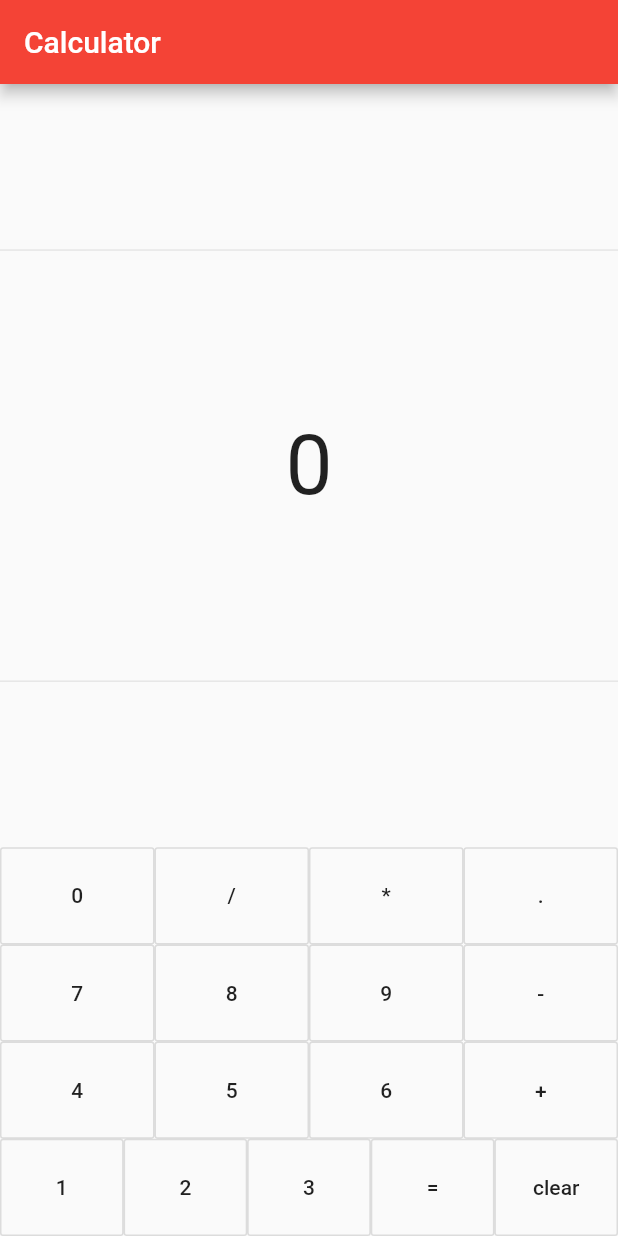
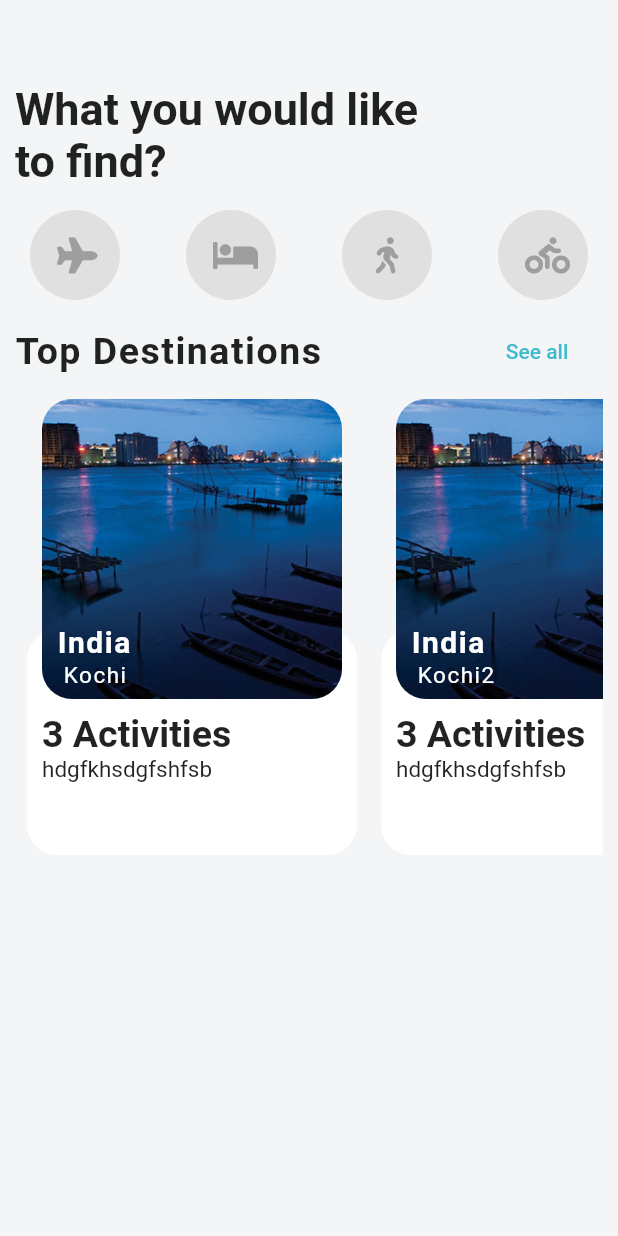
Before and after one commit to killbigger/travelUI, a Flutter app: the screen it shows after launch, on a phone screen of 412 x 824 dp. Run offline on Flutter 3.47's test engine with Material 2 defaults, Android fonts, the phone set to English and light mode, and no system bars; our stand-ins replace font_awesome_flutter.

Commit message:
'first-commit'

```diff
--- /dev/null
+++ b/lib/buildDestination.dart
@@ -0,0 +1,118 @@
+import 'package:flutter/material.dart';
+import 'package:myapp/models/destination_model.dart';
+
+buildDestination( BuildContext context){
+  return Column(
+      children:<Widget>[
+        Padding(
+          padding: const EdgeInsets.only(top:10.0),
+          child: Row(
+            mainAxisAlignment: MainAxisAlignment.spaceBetween,
+      children: <Widget>[
+          Text('Top Destinations',
+          style: TextStyle(
+            fontWeight: FontWeight.bold,
+            fontSize: 25,
+            letterSpacing: 1
+          ),),
+
+          FlatButton(
+            child: Text('See all',style:TextStyle(color:Theme.of(context).primaryColor )),
+            onPressed: ()=>print('See all'),
+          )
+      ]
+
+    ),
+        ),
+
+  Container(
+    height: 320,
+
+    child: ListView.builder(
+      scrollDirection: Axis.horizontal,
+      itemCount:destinations.length,
+      itemBuilder: (BuildContext context,int index){
+        Destination destination = destinations[index];
+
+          return Padding(
+            padding: const EdgeInsets.all(8),
+            child: Stack(
+                children: <Widget>[
+
+                  Container(
+                    height: 320,
+                    width: 220,
+                   ),
+                    Positioned(
+                         bottom: 0,
+                         child: Container(
+
+                           decoration: BoxDecoration(
+                             color: Colors.white,
+                             borderRadius: BorderRadius.circular(20),
+
+                           ),
+
+                        child:Column(
+                          crossAxisAlignment: CrossAxisAlignment.start,
+                             children: <Widget>[
+                              Padding(
+                                padding: const EdgeInsets.only(top: 55,left: 10),
+                                child: Text('${destination.activities.length} Activities',
+                            style: TextStyle(fontSize: 25,fontWeight: FontWeight.bold),),
+                              ),
+
+                              Padding(
+                                padding: const EdgeInsets.only(left:10,right:4),
+                                child: Text(destination.description,style: TextStyle(
+                                  fontSize: 15
+                                ),),
+                              )
+                              ]
+                              ),
+                              // ),
+                        height:150,
+                        width: 220,
+
+                      ),
+                    ),
+
+                    Positioned(
+                      left: 10,
+                      child: Container(
+                          child:ClipRRect(
+                            borderRadius: BorderRadius.circular(20),
+                            child: Image(image: AssetImage(destination.imageUrl),
+                            fit: BoxFit.cover,
+                            ),
+                          ),
+                      width:200,
+                      height: 200,
+
+                      ),
+                    ),
+
+                Positioned(
+                  top:150,
+                  left:20,
+                  child: Text(destination.country,style: TextStyle(color: Colors.white,fontWeight: FontWeight.bold,
+                  fontSize: 20,letterSpacing: 1
+                  ),)),
+                  Positioned(
+                  top:175,
+                  left:24,
+                  child: Text(destination.city,style: TextStyle(color: Colors.white,
+                  fontSize: 15,letterSpacing: 1
+                  ),))
+
+                ],
+              ),
+          );
+
+      },
+  )
+  )
+      ]
+
+  );
+}
--- /dev/null
+++ b/lib/homescreen.dart
@@ -0,0 +1,63 @@
+import 'package:flutter/material.dart';
+import 'package:font_awesome_flutter/font_awesome_flutter.dart';
+import 'package:myapp/buildDestination.dart';
+
+class HomeScreen extends StatefulWidget {
+
+  @override
+  _HomeScreenState createState() => _HomeScreenState();
+}
+
+class _HomeScreenState extends State<HomeScreen> {
+IconData pressed;
+  buildIcon(IconData icon) {
+    return Container(
+      height:60,
+      width:60,
+      decoration: BoxDecoration(shape: BoxShape.circle,color:pressed==icon?Theme.of(context).accentColor:Colors.grey[300] ),
+      child:IconButton(icon:Icon(icon),
+      color:pressed==icon?Theme.of(context).primaryColor:Colors.grey,
+      onPressed:(){
+        setState(() {
+          pressed = icon;
+        });
+      } ,) ,
+    );
+  }
+  @override
+  Widget build(BuildContext context) {
+    return Scaffold(
+
+       body: ListView(
+         padding: EdgeInsets.only(top: 30,left:10,right:10),
+         children:<Widget>[
+           Column(
+             children: <Widget>[
+
+               Padding(
+                 padding: const EdgeInsets.only(right:100,top:25 ),
+                 child: Text('What you would like to find?',
+                 style: TextStyle(fontSize:30,fontWeight: FontWeight.bold,),
+               ),
+               ),
+
+               Padding(
+                 padding: const EdgeInsets.only(top:15.0,left: 10,right:10),
+                 child: Row(
+                   mainAxisAlignment: MainAxisAlignment.spaceBetween,
+                   children: <Widget>[
+                   buildIcon(FontAwesomeIcons.plane),
+                   buildIcon(FontAwesomeIcons.bed),
+                   buildIcon(FontAwesomeIcons.walking),
+                   buildIcon(FontAwesomeIcons.biking),
+                 ],),
+               ),
+
+               buildDestination(context)
+         ],
+         )
+         ],
+       ),
+    );
+  }
+}
--- a/lib/main.dart
+++ b/lib/main.dart
@@ -1,4 +1,5 @@
 import 'package:flutter/material.dart';
+import 'package:myapp/homescreen.dart';
 
 void main() => runApp(MyApp());
 
@@ -7,133 +8,15 @@ class MyApp extends StatelessWidget {
   @override
   Widget build(BuildContext context) {
     return MaterialApp(
-      title: 'Flutter Demo',
-      theme: ThemeData(
+     title: 'Tarvel App',
+     theme: ThemeData(
+       accentColor: Color(0xFFD8ECF1),
+       primaryColor: Color(0xFF3EBACE),
+       scaffoldBackgroundColor: Color(0xFFF3F5F7)
+     ),
+      debugShowCheckedModeBanner: false,
 
-        primarySwatch: Colors.red,
-      ),
-      home: MyHomePage(title: 'Calculator'),
+      home: HomeScreen(),
     );
   }
 }
-
-class MyHomePage extends StatefulWidget {
-  MyHomePage({Key key, this.title}) : super(key: key);
-
-
-
-  final String title;
-
-  @override
-  _MyHomePageState createState() => _MyHomePageState();
-}
-
-class _MyHomePageState extends State<MyHomePage> {
-String output="0";
-String _output='0';
-double num1;
-double num2;
-String operand;
-
-
-
-  calculate(String value) {
-   if(value =='/' || value =='+' ||value =='*' || value =='-' ) {
-     num1=double.parse(output);
-     operand=value;
-     _output="";
-
-   } else if(value=='clear') {
-     num1=0;
-     num2=0;
-     output="";
-     _output="";
-     operand="";
-    } else if(value=='.') {
-      if(!_output.contains(".")){
-
-        _output=_output+value ;
-      }
-    }
-    else if(value=="="){
-        num2=double.parse(_output);
-        operand=="+" ? _output=(num1+num2).toString() :operand=="-" ? _output=(num1-num2).toString() :operand=="/" ? _output=(num1/num2).toString() :operand=="*" ? _output=(num1*num2).toString() : print("error");
-    }else {
-      _output=_output+value ;
-    }
-    setState(() {
-      output=_output;
-    });
- }
- Widget buildbutton(String buttontext) {
-   return new Expanded(
-        child: new OutlineButton(
-                   padding:new EdgeInsets.all(24.4) ,
-                    child: new Text(buttontext),
-                    onPressed:()=> calculate(buttontext),
-
-                  ),
-     );
-   }
-  @override
-  Widget build(BuildContext context) {
-
-  return new Scaffold(
-    appBar: new AppBar(
-      title: new Text(widget.title),
-    ),
-    body: new Container(
-      child: new Column(
-        children: <Widget>[
-          new Expanded(child:new Divider()),
-          new Text(output,textScaleFactor: 4,textAlign:TextAlign.right),
-        new Expanded(
-          child:new Divider(),
-        ),
-          Column(
-            children: <Widget>[
-              Row(
-                children: <Widget>[
-                   buildbutton("0"),
-                   buildbutton("/"),
-                  buildbutton("*"),
-                  buildbutton(".")
-
-
-                ],
-              ),
-              Row(
-                children: <Widget>[
-                   buildbutton("7"),
-                   buildbutton("8"),
-                  buildbutton("9"),
-                  buildbutton("-")
-                  ],
-              ),
-
-              Row(
-                children: <Widget>[
-                   buildbutton("4"),
-                   buildbutton("5"),
-                  buildbutton("6"),
-                  buildbutton("+")
-                  ],
-              ),
-               Row(
-                children: <Widget>[
-                   buildbutton("1"),
-                   buildbutton("2"),
-                  buildbutton("3"),
-                  buildbutton("="),
-                  buildbutton("clear")
-                  ],
-              )
-
-            ],
-          )
-        ],
-      ),
-    ),
-  );
-  }
-}
--- /dev/null
+++ b/lib/models/destination_model.dart
@@ -0,0 +1,74 @@
+import 'package:myapp/models/activity.dart';
+
+class Destination {
+  String imageUrl;
+  String city;
+  String country;
+  String description;
+  List<Activity> activities;
+
+  Destination({
+  this.imageUrl,
+  this.city,
+  this.country,
+  this.description,
+  this.activities
+  });
+}
+ List<Activity> activities = [
+   Activity(
+     imageUrl:'assets/images/activity.jpg',
+     name:'Bolgatty1',
+      type:'Nature',
+      startTimes:['9:00 am','11:00 am'],
+      rating:5,
+      price:50
+   ),
+      Activity(
+     imageUrl:'assets/images/activity.jpg',
+     name:'Bolgatty2',
+      type:'Nature',
+      startTimes:['9:00 am','11:00 am'],
+      rating:5,
+      price:75
+   ),
+      Activity(
+     imageUrl:'assets/images/activity.jpg',
+     name:'Bolgatty3',
+      type:'Nature',
+      startTimes:['9:00 am','11:00 am'],
+      rating:5,
+      price:100
+   )
+ ];
+
+  List<Destination> destinations = [
+    Destination(
+    country:'India',
+    city: 'Kochi',
+    description: 'hdgfkhsdgfshfsb',
+    imageUrl: 'assets/images/kochi.jpg',
+    activities: activities,
+    ),
+    Destination(
+    country:'India',
+    city: 'Kochi2',
+    description: 'hdgfkhsdgfshfsb',
+    imageUrl: 'assets/images/kochi.jpg',
+    activities: activities
+    ),
+    Destination(
+    country:'India',
+    city: 'Kochi3',
+    description: 'hdgfkhsdgfshfsb',
+    imageUrl: 'assets/images/kochi.jpg',
+    activities: activities
+    ),
+    Destination(
+    country:'India',
+    city: 'Kochi4',
+    description: 'hdgfkhsdgfshfsb',
+    imageUrl: 'assets/images/kochi.jpg',
+    activities: activities
+    )
+  ];
```
Also changed, not shown: lib/models/activity.dart (added, +17 -0 lines), lib/models/hotel.dart (added, +36 -0 lines), pubspec.yaml (+7 -0 lines), assets/images/activity.jpg (added), assets/images/hotel.jpg (added), assets/images/kochi.jpg (added), pubspec.lock.
